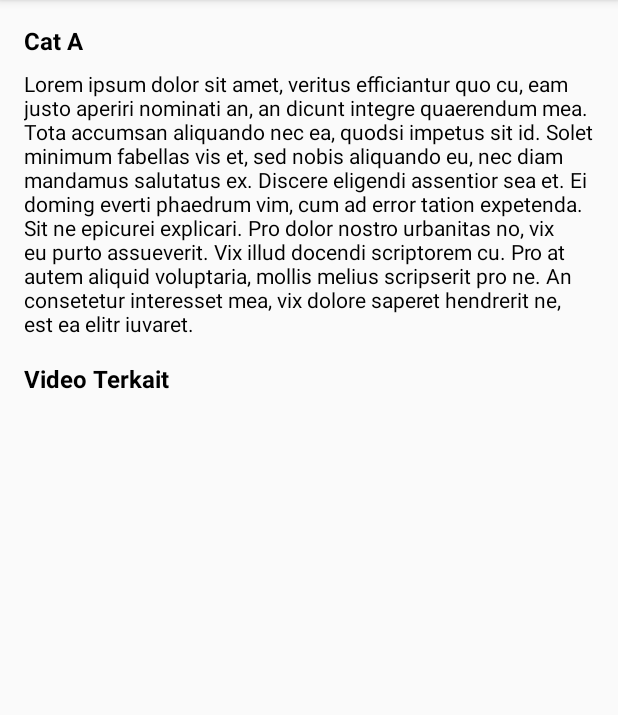
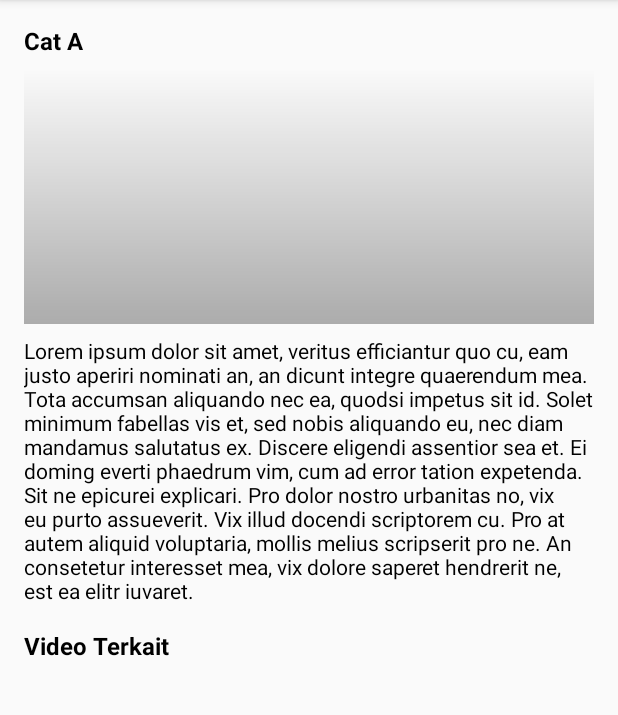
Before and after one commit to sidrive/findcat, an Android app: the InfoProductActivity screen opened directly, with no data from a screen before it, on a phone screen of 412 x 824 dp, the part 84-799 px from its top. Run offline under Robolectric (Android 15) with nearby library versions, the phone set to English and light mode, and no system bars; libraries missing offline, so code that uses them is left out: rx.subscriptions; 3 statements that could not run were skipped.

Commit message:
render photo result to view

```diff
--- a/app/src/main/java/com/geekgarden/findcat/api/Search.java
+++ b/app/src/main/java/com/geekgarden/findcat/api/Search.java
@@ -23,8 +23,8 @@ public class Search {
 
         public Map<String, RequestBody> toMap() {
             Map<String, RequestBody> body = new ArrayMap<>();
-            body.put("api_token", RequestBody.create(MediaType.parse("multipart/form-data"), apiToken));
-            body.put("image", RequestBody.create(MediaType.parse("multipart/form-data"), image));
+            body.put("api_token", RequestBody.create(MediaType.parse("text/plain"), apiToken));
+            body.put("image", RequestBody.create(MediaType.parse("image/*"), image));
             return body;
         }
     }
--- a/app/src/main/java/com/geekgarden/findcat/utils/DialogUtils.java
+++ b/app/src/main/java/com/geekgarden/findcat/utils/DialogUtils.java
@@ -64,7 +64,6 @@ public class DialogUtils {
 
         dialog = new AlertDialog.Builder(ctx)
                 .setPositiveButton("OK", onClickListener)
-                .setNegativeButton("CANCEL", null)
                 .setMessage(message).show();
     }
 
--- a/app/src/main/java/com/geekgarden/findcat/view/product/InfoProductActivity.java
+++ b/app/src/main/java/com/geekgarden/findcat/view/product/InfoProductActivity.java
@@ -6,13 +6,16 @@ import android.support.v7.app.AppCompatActivity;
 import android.support.v7.widget.LinearLayoutManager;
 import android.support.v7.widget.RecyclerView;
 import android.support.v7.widget.Toolbar;
+import android.text.Html;
 import android.view.MenuItem;
+import android.widget.ImageView;
 import android.widget.TextView;
 
 import com.geekgarden.findcat.R;
 import com.geekgarden.findcat.api.Search;
 import com.geekgarden.findcat.presenter.ProductPresenter;
 import com.geekgarden.findcat.utils.ActivityUtils;
+import com.geekgarden.findcat.utils.ImageUtils;
 import com.geekgarden.findcat.widget.NonScrollableLinearLayoutManager;
 
 import java.util.ArrayList;
@@ -79,7 +82,8 @@ public class InfoProductActivity extends AppCompatActivity {
 
     private void renderPrimaryProduct(Search.Response.Result result) {
         ((TextView) findViewById(R.id.text_name)).setText(result.name);
-        ((TextView) findViewById(R.id.text_description)).setText(result.description);
+        ((TextView) findViewById(R.id.text_description)).setText(Html.fromHtml(result.description));
+        ImageUtils.loadImage(this, param.response.data.query.largeUrl, ((ImageView) findViewById(R.id.img_featured_image)));
     }
 
     private void init() {
--- a/app/src/main/java/com/geekgarden/findcat/view/product/SingleProductActivity.java
+++ b/app/src/main/java/com/geekgarden/findcat/view/product/SingleProductActivity.java
@@ -5,6 +5,7 @@ import android.support.annotation.Nullable;
 import android.support.v7.app.AppCompatActivity;
 import android.support.v7.widget.RecyclerView;
 import android.support.v7.widget.Toolbar;
+import android.text.Html;
 import android.view.MenuItem;
 import android.widget.ImageView;
 import android.widget.TextView;
@@ -57,7 +58,7 @@ public class SingleProductActivity extends AppCompatActivity {
             getSupportActionBar().setDisplayHomeAsUpEnabled(true);
 
         ((TextView) findViewById(R.id.text_title)).setText(param.product.name);
-        ((TextView) findViewById(R.id.text_description)).setText(param.product.description);
+        ((TextView) findViewById(R.id.text_description)).setText(Html.fromHtml(param.product.description));
         ((ImageView) findViewById(R.id.img_featured_image)).setImageDrawable(getResources().getDrawable(param.product.sample));
     }
 }
--- a/app/src/main/res/layout/activity_info_product.xml
+++ b/app/src/main/res/layout/activity_info_product.xml
@@ -33,16 +33,27 @@
                 android:id="@+id/text_name"
                 android:layout_width="match_parent"
                 android:layout_height="wrap_content"
+                android:layout_marginBottom="8dp"
+                android:ellipsize="end"
+                android:maxLines="3"
                 android:text="Cat A"
                 android:textColor="@android:color/black"
                 android:textSize="16sp"
                 android:textStyle="bold" />
 
+            <ImageView
+                android:id="@+id/img_featured_image"
+                android:layout_width="match_parent"
+                android:layout_height="170dp"
+                android:layout_marginBottom="8dp"
+                android:scaleType="centerCrop"
+                android:src="@drawable/background_black_gradient" />
+
             <TextView
                 android:id="@+id/text_description"
                 android:layout_width="match_parent"
                 android:layout_height="wrap_content"
-                android:layout_marginTop="8dp"
+                android:layout_marginBottom="16dp"
                 android:text="@string/lorem_ipsum"
                 android:textColor="@android:color/black"
                 android:textSize="14sp" />
@@ -50,7 +61,7 @@
             <TextView
                 android:layout_width="match_parent"
                 android:layout_height="wrap_content"
-                android:layout_marginTop="16dp"
+                android:layout_marginBottom="8dp"
                 android:text="Video Terkait"
                 android:textColor="@android:color/black"
                 android:textSize="16sp"
```
Also changed, not shown: app/src/main/java/com/geekgarden/findcat/api/HttpService.java (+21 -7 lines), app/src/main/java/com/geekgarden/findcat/presenter/CameraPresenter.java (+30 -2 lines), app/src/main/java/com/geekgarden/findcat/view/camera/CameraActivity.java (+23 -4 lines).
